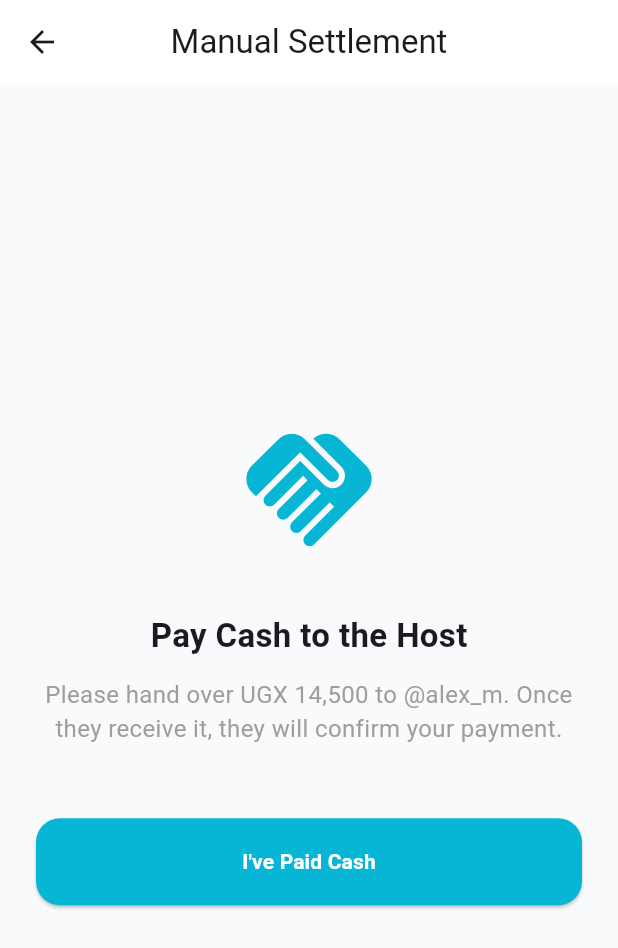
After one commit to KiwanukaGod/temamu, a Flutter app: the ManualPaymentScreen screen opened by its route, on a phone screen of 412 x 824 dp. The commit adds this screen. Shown: the top 948 px of the screen. Run offline on Flutter 3.47's test engine with Material 3 defaults, Android fonts, the light colour scheme and no system bars.

Commit message:
feat: add the manual payment option screen to the app.

```diff
--- /dev/null
+++ b/lib/features/auth/screens/manual_payment_screen.dart
@@ -0,0 +1,56 @@
+import 'package:flutter/material.dart';
+
+class ManualPaymentScreen extends StatefulWidget {
+  const ManualPaymentScreen({super.key});
+
+  @override
+  State<ManualPaymentScreen> createState() => _ManualPaymentScreenState();
+}
+
+class _ManualPaymentScreenState extends State<ManualPaymentScreen> {
+  bool _notified = false;
+
+  @override
+  Widget build(BuildContext context) {
+    return Scaffold(
+      backgroundColor: const Color(0xFFF8FAFC),
+      appBar: AppBar(title: const Text("Manual Settlement"), centerTitle: true, backgroundColor: Colors.white, elevation: 0),
+      body: Padding(
+        padding: const EdgeInsets.all(24.0),
+        child: Column(
+          mainAxisAlignment: MainAxisAlignment.center,
+          children: [
+            const Icon(Icons.handshake_rounded, size: 100, color: Color(0xFF06B6D4)),
+            const SizedBox(height: 32),
+            const Text("Pay Cash to the Host", style: TextStyle(fontSize: 22, fontWeight: FontWeight.bold)),
+            const SizedBox(height: 12),
+            const Text(
+              "Please hand over UGX 14,500 to @alex_m. Once they receive it, they will confirm your payment.",
+              textAlign: TextAlign.center,
+              style: TextStyle(fontSize: 16, color: Colors.grey),
+            ),
+            const SizedBox(height: 48),
+
+            _notified
+              ? Column(
+                  children: const [
+                    CircularProgressIndicator(color: Color(0xFF06B6D4)),
+                    SizedBox(height: 16),
+                    Text("Host notified. Waiting for confirmation...", style: TextStyle(fontWeight: FontWeight.bold)),
+                  ],
+                )
+              : SizedBox(
+                  width: double.infinity,
+                  height: 58,
+                  child: ElevatedButton(
+                    onPressed: () => setState(() => _notified = true),
+                    style: ElevatedButton.styleFrom(backgroundColor: const Color(0xFF06B6D4), shape: RoundedRectangleBorder(borderRadius: BorderRadius.circular(16))),
+                    child: const Text("I've Paid Cash", style: TextStyle(color: Colors.white, fontWeight: FontWeight.bold)),
+                  ),
+                ),
+          ],
+        ),
+      ),
+    );
+  }
+}
--- a/lib/main.dart
+++ b/lib/main.dart
@@ -15,6 +15,7 @@ import 'features/auth/screens/equal_split_config_screen.dart';
 import 'features/auth/screens/item_claim_screen.dart';
 import 'features/auth/screens/merchant_payment_screen.dart';
 import 'features/auth/screens/payment_selection_screen.dart';
+import 'features/auth/screens/manual_payment_screen.dart';
 void main() {
   // We removed 'async' and 'Firebase' for now to keep things moving!
   runApp(const TemamuApp());
@@ -65,6 +66,7 @@ class TemamuApp extends StatelessWidget {
           '/item-claim': (context) => const ItemClaimScreen(),
           '/payment-selection': (context) => const PaymentSelectionScreen(),
           '/merchant-pay': (context) => const MerchantPaymentScreen(),
+          '/manual-pay': (context) => const ManualPaymentScreen(),
       },
     );
   }
```
